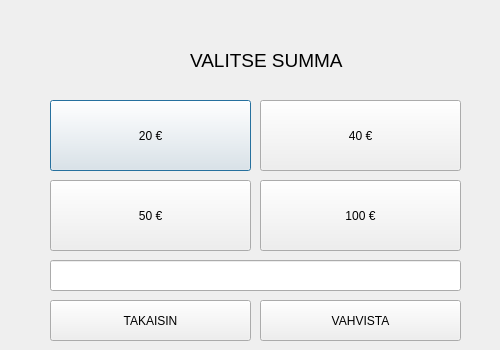
This is Pankkimaatti/nostoikkuna.ui in vsuusi/BankSimul as Qt 5 draws it before an edit. The edited form follows.
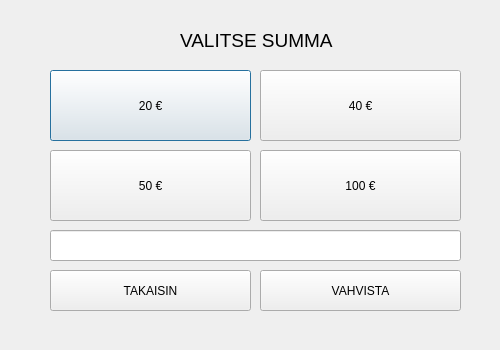
This is the edited form.

```diff
--- a/Pankkimaatti/nostoikkuna.ui
+++ b/Pankkimaatti/nostoikkuna.ui
@@ -17,7 +17,7 @@
    <property name="geometry">
     <rect>
      <x>50</x>
-     <y>100</y>
+     <y>70</y>
      <width>201</width>
      <height>71</height>
     </rect>
@@ -29,8 +29,8 @@
   <widget class="QLabel" name="label">
    <property name="geometry">
     <rect>
-     <x>190</x>
-     <y>50</y>
+     <x>180</x>
+     <y>30</y>
      <width>211</width>
      <height>21</height>
     </rect>
@@ -48,7 +48,7 @@
    <property name="geometry">
     <rect>
      <x>260</x>
-     <y>100</y>
+     <y>70</y>
      <width>201</width>
      <height>71</height>
     </rect>
@@ -61,7 +61,7 @@
    <property name="geometry">
     <rect>
      <x>50</x>
-     <y>180</y>
+     <y>150</y>
      <width>201</width>
      <height>71</height>
     </rect>
@@ -74,7 +74,7 @@
    <property name="geometry">
     <rect>
      <x>260</x>
-     <y>180</y>
+     <y>150</y>
      <width>201</width>
      <height>71</height>
     </rect>
@@ -87,7 +87,7 @@
    <property name="geometry">
     <rect>
      <x>50</x>
-     <y>260</y>
+     <y>230</y>
      <width>411</width>
      <height>31</height>
     </rect>
@@ -97,7 +97,7 @@
    <property name="geometry">
     <rect>
      <x>260</x>
-     <y>300</y>
+     <y>270</y>
      <width>201</width>
      <height>41</height>
     </rect>
@@ -110,7 +110,7 @@
    <property name="geometry">
     <rect>
      <x>50</x>
-     <y>300</y>
+     <y>270</y>
      <width>201</width>
      <height>41</height>
     </rect>
```
